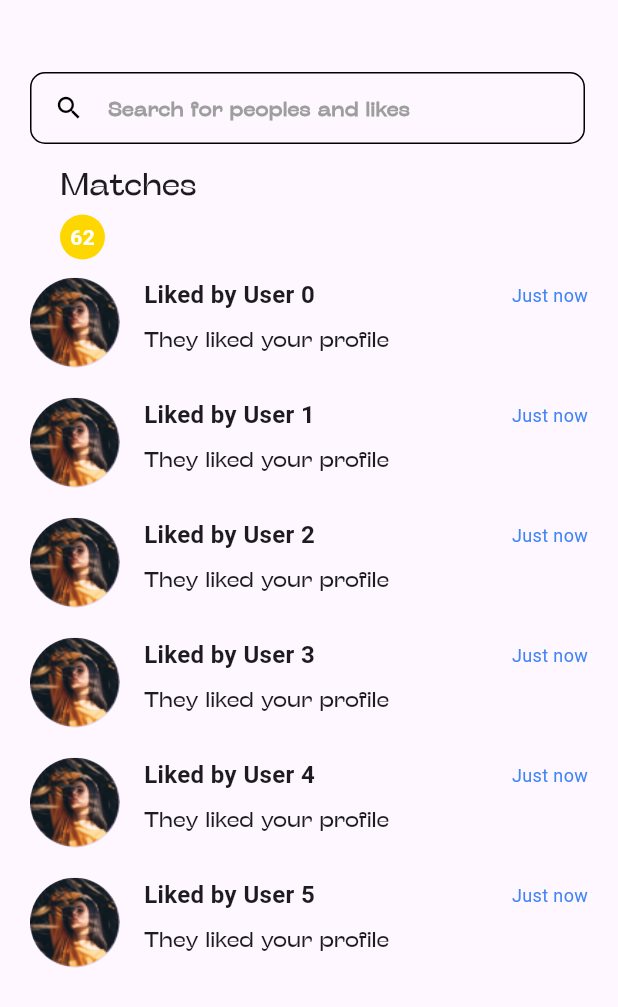
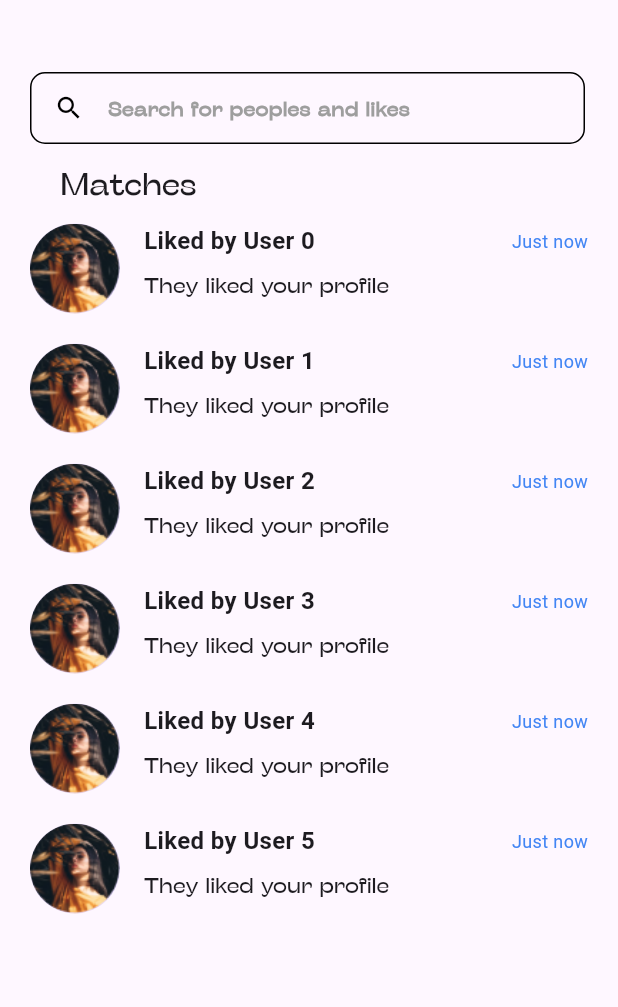
Before and after one commit to TerkumaAmos/datting_app, a Flutter app: the LikesContent widget shown alone on an empty page, opened directly, on a phone screen of 412 x 824 dp. Shown: the top 1007 px of the screen. Run offline on Flutter 3.47's test engine with Material 3 defaults, Android fonts, the phone set to English and light mode, and no system bars; our stand-ins replace dotted_border, flutter_svg, go_router, google_fonts, iconsax_flutter, smooth_page_indicator.

```diff
--- a/lib/features/shared /presentation/screens/likes_screen.dart
+++ b/lib/features/shared /presentation/screens/likes_screen.dart
@@ -127,17 +127,17 @@ class _LikesContentState extends State<LikesContent> {
                 ),
               ),
               // Small badge positioned inline with the header
-              Padding(
-                padding: const EdgeInsets.only(left: 20, top: 6),
-                child: CustomPositionedCircle(
-                  text: '62',
-                  textColor: Colors.white,
-                  top: 0,
-                  left: 8,
-                  width: 30,
-                  height: 30,
-                ),
-              ),
+              // Padding(
+              //   padding: const EdgeInsets.only(left: 20, top: 6),
+              //   child: CustomPositionedCircle(
+              //     text: '62',
+              //     textColor: Colors.white,
+              //     top: 0,
+              //     left: 8,
+              //     width: 30,
+              //     height: 30,
+              //   ),
+              // ),
               const SizedBox(height: 12),
               // Likes list
               ...List.generate(
```
